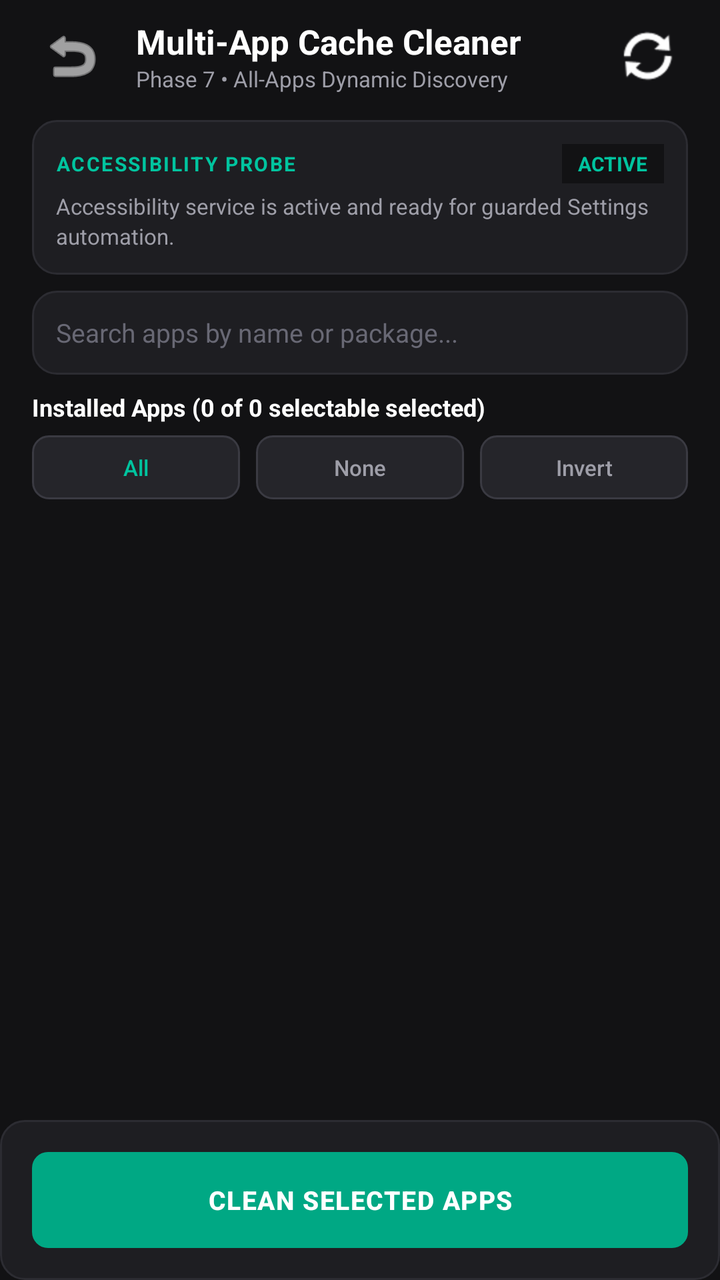
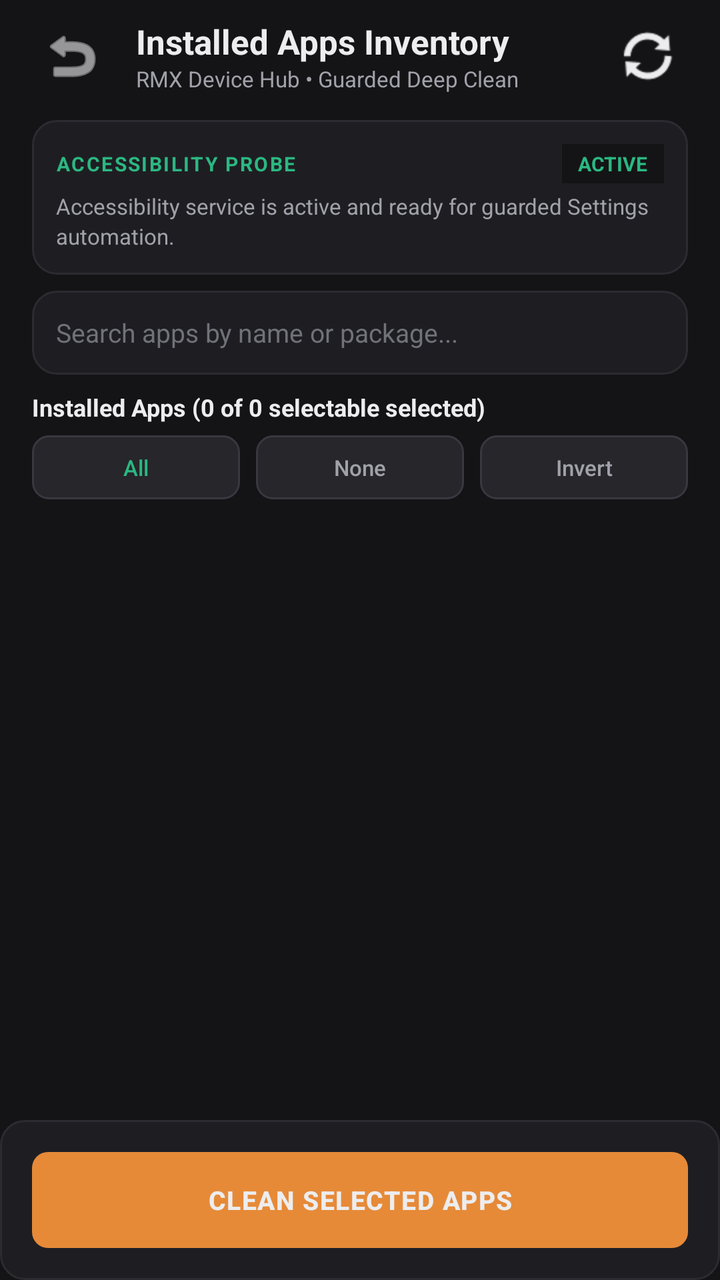

Compare the two renders of this Android layout. The source of the first and the diff that turns it into the second are given below.
<!-- AndroidManifest.xml: application theme Theme.RMXCacheCleaner -->
<!-- res/layout/activity_app_selection.xml -->
<?xml version="1.0" encoding="utf-8"?>
<LinearLayout xmlns:android="http://schemas.android.com/apk/res/android"
    android:layout_width="match_parent"
    android:layout_height="match_parent"
    android:background="@color/bg_main"
    android:orientation="vertical">

    
    <LinearLayout
        android:layout_width="match_parent"
        android:layout_height="56dp"
        android:gravity="center_vertical"
        android:paddingStart="16dp"
        android:paddingEnd="16dp">

        <ImageButton
            android:id="@+id/btn_back"
            android:layout_width="40dp"
            android:layout_height="40dp"
            android:background="?android:attr/selectableItemBackgroundBorderless"
            android:contentDescription="@android:string/cancel"
            android:src="@android:drawable/ic_menu_revert"
            android:tint="@color/text_primary" />

        <LinearLayout
            android:layout_width="0dp"
            android:layout_height="wrap_content"
            android:layout_marginStart="12dp"
            android:layout_weight="1"
            android:orientation="vertical">

            <TextView
                android:layout_width="wrap_content"
                android:layout_height="wrap_content"
                android:text="Multi-App Cache Cleaner"
                android:textColor="@color/text_primary"
                android:textSize="17sp"
                android:textStyle="bold" />

            <TextView
                android:layout_width="wrap_content"
                android:layout_height="wrap_content"
                android:text="Phase 7 • All-Apps Dynamic Discovery"
                android:textColor="@color/text_secondary"
                android:textSize="11sp" />

        </LinearLayout>

        <ImageButton
            android:id="@+id/btn_refresh_apps"
            android:layout_width="40dp"
            android:layout_height="40dp"
            android:background="?android:attr/selectableItemBackgroundBorderless"
            android:contentDescription="Refresh app list"
            android:src="@android:drawable/ic_popup_sync"
            android:tint="@color/text_primary" />

    </LinearLayout>

    
    <LinearLayout
        android:layout_width="match_parent"
        android:layout_height="wrap_content"
        android:orientation="vertical"
        android:paddingStart="16dp"
        android:paddingEnd="16dp">

        
        <LinearLayout
            android:id="@+id/ll_a11y_status_card"
            android:layout_width="match_parent"
            android:layout_height="wrap_content"
            android:layout_marginTop="4dp"
            android:layout_marginBottom="8dp"
            android:background="@drawable/card_background"
            android:orientation="vertical"
            android:padding="12dp">

            <LinearLayout
                android:layout_width="match_parent"
                android:layout_height="wrap_content"
                android:gravity="center_vertical"
                android:orientation="horizontal">

                <TextView
                    android:layout_width="0dp"
                    android:layout_height="wrap_content"
                    android:layout_weight="1"
                    android:letterSpacing="0.08"
                    android:text="ACCESSIBILITY PROBE"
                    android:textColor="@color/accent_badge"
                    android:textSize="10sp"
                    android:textStyle="bold" />

                <TextView
                    android:id="@+id/tv_a11y_status_badge"
                    android:layout_width="wrap_content"
                    android:layout_height="wrap_content"
                    android:background="@color/bg_main"
                    android:paddingStart="8dp"
                    android:paddingTop="3dp"
                    android:paddingEnd="8dp"
                    android:paddingBottom="3dp"
                    android:text="ACTIVE"
                    android:textColor="@color/accent_badge"
                    android:textSize="10sp"
                    android:textStyle="bold" />

            </LinearLayout>

            <TextView
                android:id="@+id/tv_a11y_status_desc"
                android:layout_width="match_parent"
                android:layout_height="wrap_content"
                android:layout_marginTop="4dp"
                android:lineSpacingExtra="2dp"
                android:text="Accessibility service is active and ready for guarded Settings automation."
                android:textColor="@color/text_secondary"
                android:textSize="11sp" />

            <Button
                android:id="@+id/btn_open_a11y_settings"
                android:layout_width="match_parent"
                android:layout_height="36dp"
                android:layout_marginTop="8dp"
                android:background="@drawable/btn_secondary_background"
                android:elevation="0dp"
                android:stateListAnimator="@null"
                android:text="Enable in Accessibility Settings"
                android:textAllCaps="false"
                android:textColor="@color/accent_badge"
                android:textSize="12sp"
                android:visibility="gone" />

        </LinearLayout>

        
        <LinearLayout
            android:layout_width="match_parent"
            android:layout_height="wrap_content"
            android:layout_marginBottom="8dp"
            android:background="@drawable/card_background"
            android:gravity="center_vertical"
            android:orientation="horizontal"
            android:paddingStart="12dp"
            android:paddingEnd="12dp">

            <EditText
                android:id="@+id/et_search_apps"
                android:layout_width="match_parent"
                android:layout_height="42dp"
                android:background="@null"
                android:hint="Search apps by name or package..."
                android:imeOptions="actionDone"
                android:singleLine="true"
                android:textColor="@color/text_primary"
                android:textColorHint="@color/text_muted"
                android:textSize="13sp" />
        </LinearLayout>

        
        <TextView
            android:id="@+id/tv_selection_count"
            android:layout_width="match_parent"
            android:layout_height="wrap_content"
            android:layout_marginBottom="6dp"
            android:text="Installed Apps (0 of 0 selectable selected)"
            android:textColor="@color/text_primary"
            android:textSize="12sp"
            android:textStyle="bold" />

        
        <LinearLayout
            android:layout_width="match_parent"
            android:layout_height="wrap_content"
            android:layout_marginBottom="8dp"
            android:gravity="center_vertical"
            android:orientation="horizontal">

            <Button
                android:id="@+id/btn_select_all"
                android:layout_width="0dp"
                android:layout_height="32dp"
                android:layout_weight="1"
                android:background="@drawable/btn_secondary_background"
                android:elevation="0dp"
                android:paddingStart="8dp"
                android:paddingEnd="8dp"
                android:stateListAnimator="@null"
                android:text="All"
                android:textAllCaps="false"
                android:textColor="@color/accent_badge"
                android:textSize="11sp" />

            <Button
                android:id="@+id/btn_deselect_all"
                android:layout_width="0dp"
                android:layout_height="32dp"
                android:layout_weight="1"
                android:layout_marginStart="8dp"
                android:background="@drawable/btn_secondary_background"
                android:elevation="0dp"
                android:paddingStart="8dp"
                android:paddingEnd="8dp"
                android:stateListAnimator="@null"
                android:text="None"
                android:textAllCaps="false"
                android:textColor="@color/text_secondary"
                android:textSize="11sp" />

            <Button
                android:id="@+id/btn_invert_selection"
                android:layout_width="0dp"
                android:layout_height="32dp"
                android:layout_weight="1"
                android:layout_marginStart="8dp"
                android:background="@drawable/btn_secondary_background"
                android:elevation="0dp"
                android:paddingStart="8dp"
                android:paddingEnd="8dp"
                android:stateListAnimator="@null"
                android:text="Invert"
                android:textAllCaps="false"
                android:textColor="@color/text_secondary"
                android:textSize="11sp" />

        </LinearLayout>

    </LinearLayout>

    
    <FrameLayout
        android:layout_width="match_parent"
        android:layout_height="0dp"
        android:layout_weight="1"
        android:paddingStart="16dp"
        android:paddingEnd="16dp">

        <androidx.recyclerview.widget.RecyclerView
            android:id="@+id/rv_target_apps"
            android:layout_width="match_parent"
            android:layout_height="match_parent"
            android:clipToPadding="false"
            android:scrollbars="vertical" />

        
        <TextView
            android:id="@+id/tv_empty_notice"
            android:layout_width="match_parent"
            android:layout_height="wrap_content"
            android:layout_gravity="center"
            android:gravity="center"
            android:lineSpacingExtra="3dp"
            android:padding="24dp"
            android:text="No supported applications found on this device."
            android:textColor="@color/text_secondary"
            android:textSize="13sp"
            android:visibility="gone" />

    </FrameLayout>

    
    <LinearLayout
        android:id="@+id/ll_batch_progress"
        android:layout_width="match_parent"
        android:layout_height="wrap_content"
        android:layout_marginStart="16dp"
        android:layout_marginEnd="16dp"
        android:layout_marginBottom="8dp"
        android:background="@drawable/card_background"
        android:orientation="vertical"
        android:padding="12dp"
        android:visibility="gone">

        <LinearLayout
            android:layout_width="match_parent"
            android:layout_height="wrap_content"
            android:gravity="center_vertical"
            android:orientation="horizontal">

            <TextView
                android:layout_width="0dp"
                android:layout_height="wrap_content"
                android:layout_weight="1"
                android:letterSpacing="0.08"
                android:text="BATCH PROGRESS"
                android:textColor="@color/accent_badge"
                android:textSize="10sp"
                android:textStyle="bold" />

            <TextView
                android:id="@+id/tv_batch_progress_title"
                android:layout_width="wrap_content"
                android:layout_height="wrap_content"
                android:text="1 of 4"
                android:textColor="@color/text_primary"
                android:textSize="11sp"
                android:textStyle="bold" />

        </LinearLayout>

        <TextView
            android:id="@+id/tv_batch_progress_message"
            android:layout_width="match_parent"
            android:layout_height="wrap_content"
            android:layout_marginTop="4dp"
            android:text="Processing target app..."
            android:textColor="@color/text_primary"
            android:textSize="13sp"
            android:textStyle="bold" />

        <TextView
            android:id="@+id/tv_batch_progress_step"
            android:layout_width="match_parent"
            android:layout_height="wrap_content"
            android:layout_marginTop="2dp"
            android:text="Opening Settings..."
            android:textColor="@color/text_secondary"
            android:textSize="11sp" />

        <ProgressBar
            android:id="@+id/pb_batch_progress"
            style="?android:attr/progressBarStyleHorizontal"
            android:layout_width="match_parent"
            android:layout_height="4dp"
            android:layout_marginTop="8dp"
            android:indeterminate="true" />

    </LinearLayout>

    
    <LinearLayout
        android:id="@+id/ll_batch_summary"
        android:layout_width="match_parent"
        android:layout_height="wrap_content"
        android:layout_marginStart="16dp"
        android:layout_marginEnd="16dp"
        android:layout_marginBottom="8dp"
        android:background="@drawable/card_background"
        android:orientation="vertical"
        android:padding="12dp"
        android:visibility="gone">

        <TextView
            android:id="@+id/tv_batch_summary_title"
            android:layout_width="wrap_content"
            android:layout_height="wrap_content"
            android:letterSpacing="0.08"
            android:text="BATCH RESULTS SUMMARY"
            android:textColor="@color/accent_badge"
            android:textSize="10sp"
            android:textStyle="bold" />

        <TextView
            android:id="@+id/tv_batch_summary_text"
            android:layout_width="match_parent"
            android:layout_height="wrap_content"
            android:layout_marginTop="4dp"
            android:textColor="@color/text_primary"
            android:textSize="12sp" />

    </LinearLayout>

    
    <LinearLayout
        android:layout_width="match_parent"
        android:layout_height="wrap_content"
        android:background="@drawable/card_background"
        android:orientation="vertical"
        android:padding="16dp">

        <TextView
            android:id="@+id/tv_selection_hint"
            android:layout_width="match_parent"
            android:layout_height="wrap_content"
            android:layout_marginBottom="8dp"
            android:gravity="center"
            android:text="Select at least one application to begin cleaning"
            android:textColor="@color/text_muted"
            android:textSize="12sp"
            android:visibility="gone" />

        <Button
            android:id="@+id/btn_clean_selected"
            android:layout_width="match_parent"
            android:layout_height="48dp"
            android:background="@drawable/btn_primary_background"
            android:elevation="0dp"
            android:letterSpacing="0.04"
            android:stateListAnimator="@null"
            android:text="CLEAN SELECTED APPS"
            android:textAllCaps="false"
            android:textColor="@color/text_primary"
            android:textSize="13sp"
            android:textStyle="bold" />

        <Button
            android:id="@+id/btn_cancel_batch"
            android:layout_width="match_parent"
            android:layout_height="44dp"
            android:layout_marginTop="8dp"
            android:background="@drawable/btn_secondary_background"
            android:elevation="0dp"
            android:letterSpacing="0.04"
            android:stateListAnimator="@null"
            android:text="CANCEL BATCH"
            android:textAllCaps="false"
            android:textColor="@android:color/holo_red_light"
            android:textSize="12sp"
            android:visibility="gone" />

    </LinearLayout>

</LinearLayout>
<!-- resources referenced by this layout -->
<resources>
  <color name="accent_badge">#00C49F</color>
  <color name="bg_main">#121214</color>
  <color name="text_muted">#686874</color>
  <color name="text_primary">#FFFFFF</color>
  <color name="text_secondary">#9E9EA8</color>
  <!-- drawable btn_primary_background (drawable) -->
  <?xml version="1.0" encoding="utf-8"?>
  <selector xmlns:android="http://schemas.android.com/apk/res/android">
      <item android:state_pressed="true">
          <shape android:shape="rectangle">
              <solid android:color="@color/btn_primary_pressed" />
              <corners android:radius="8dp" />
          </shape>
      </item>
      <item>
          <shape android:shape="rectangle">
              <solid android:color="@color/btn_primary_bg" />
              <corners android:radius="8dp" />
          </shape>
      </item>
  </selector>
  <!-- drawable btn_secondary_background (drawable) -->
  <?xml version="1.0" encoding="utf-8"?>
  <selector xmlns:android="http://schemas.android.com/apk/res/android">
      <item android:state_pressed="true">
          <shape android:shape="rectangle">
              <solid android:color="@color/btn_secondary_pressed" />
              <stroke
                  android:width="1dp"
                  android:color="@color/btn_secondary_border" />
              <corners android:radius="8dp" />
          </shape>
      </item>
      <item>
          <shape android:shape="rectangle">
              <solid android:color="@color/btn_secondary_bg" />
              <stroke
                  android:width="1dp"
                  android:color="@color/btn_secondary_border" />
              <corners android:radius="8dp" />
          </shape>
      </item>
  </selector>
  <!-- drawable card_background (drawable) -->
  <?xml version="1.0" encoding="utf-8"?>
  <shape xmlns:android="http://schemas.android.com/apk/res/android"
      android:shape="rectangle">
      <solid android:color="@color/bg_card" />
      <stroke
          android:width="1dp"
          android:color="@color/border_card" />
      <corners android:radius="12dp" />
  </shape>
  <style name="Theme.RMXCacheCleaner" parent="@android:style/Theme.DeviceDefault.NoActionBar">
          <item name="android:windowBackground">@color/bg_main</item>
          <item name="android:statusBarColor">@color/bg_main</item>
          <item name="android:navigationBarColor">@color/bg_main</item>
          <item name="android:windowLightStatusBar">false</item>
          <item name="android:colorBackground">@color/bg_main</item>
          <item name="android:textColorPrimary">@color/text_primary</item>
          <item name="android:textColorSecondary">@color/text_secondary</item>
      </style>
  <color name="btn_primary_pressed">#00876A</color>
  <color name="btn_primary_bg">#00A884</color>
  <color name="btn_secondary_pressed">#32323A</color>
  <color name="btn_secondary_border">#3A3A42</color>
  <color name="btn_secondary_bg">#25252A</color>
  <color name="bg_card">#1E1E22</color>
  <color name="border_card">#2C2C32</color>
</resources>

<!-- the commit's change to res/layout/activity_app_selection.xml (unified diff, before → after) -->
@@ -32,7 +32,7 @@
             <TextView
                 android:layout_width="wrap_content"
                 android:layout_height="wrap_content"
-                android:text="Multi-App Cache Cleaner"
+                android:text="Installed Apps Inventory"
                 android:textColor="@color/text_primary"
                 android:textSize="17sp"
                 android:textStyle="bold" />
@@ -40,7 +40,7 @@
             <TextView
                 android:layout_width="wrap_content"
                 android:layout_height="wrap_content"
-                android:text="Phase 7 • All-Apps Dynamic Discovery"
+                android:text="RMX Device Hub • Guarded Deep Clean"
                 android:textColor="@color/text_secondary"
                 android:textSize="11sp" />
 
<!-- resource entries referenced after the edit -->
@@ -1,10 +1,10 @@
 <!-- resources referenced by this layout -->
 <resources>
-  <color name="accent_badge">#00C49F</color>
-  <color name="bg_main">#121214</color>
-  <color name="text_muted">#686874</color>
-  <color name="text_primary">#FFFFFF</color>
-  <color name="text_secondary">#9E9EA8</color>
+  <color name="accent_badge">#2BB882</color>
+  <color name="bg_main">#141416</color>
+  <color name="text_muted">#71717A</color>
+  <color name="text_primary">#EDEDEF</color>
+  <color name="text_secondary">#A1A1AA</color>
   <!-- drawable btn_primary_background (drawable) -->
   <?xml version="1.0" encoding="utf-8"?>
   <selector xmlns:android="http://schemas.android.com/apk/res/android">
@@ -62,12 +62,12 @@
           <item name="android:textColorPrimary">@color/text_primary</item>
           <item name="android:textColorSecondary">@color/text_secondary</item>
       </style>
-  <color name="btn_primary_pressed">#00876A</color>
-  <color name="btn_primary_bg">#00A884</color>
-  <color name="btn_secondary_pressed">#32323A</color>
-  <color name="btn_secondary_border">#3A3A42</color>
-  <color name="btn_secondary_bg">#25252A</color>
+  <color name="btn_primary_pressed">#C87428</color>
+  <color name="btn_primary_bg">#E68A38</color>
+  <color name="btn_secondary_pressed">#323238</color>
+  <color name="btn_secondary_border">#383840</color>
+  <color name="btn_secondary_bg">#26262B</color>
   <color name="bg_card">#1E1E22</color>
-  <color name="border_card">#2C2C32</color>
+  <color name="border_card">#2B2B31</color>
 </resources>
 
